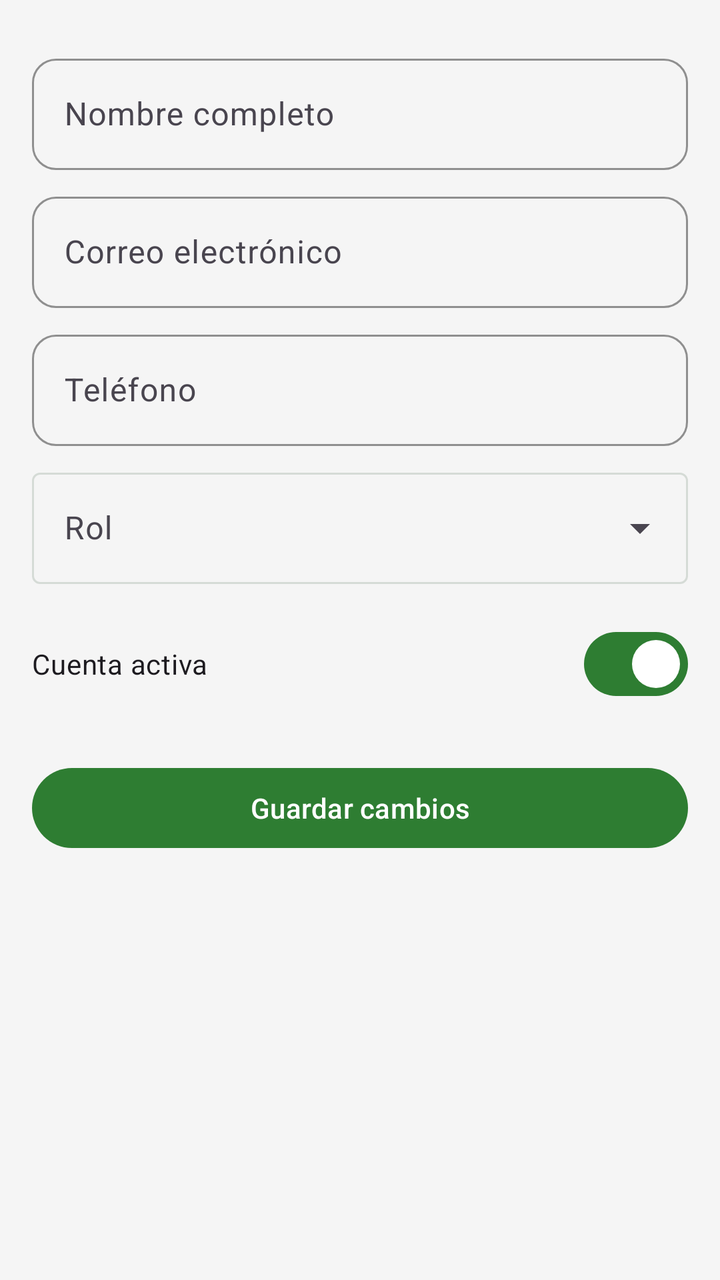
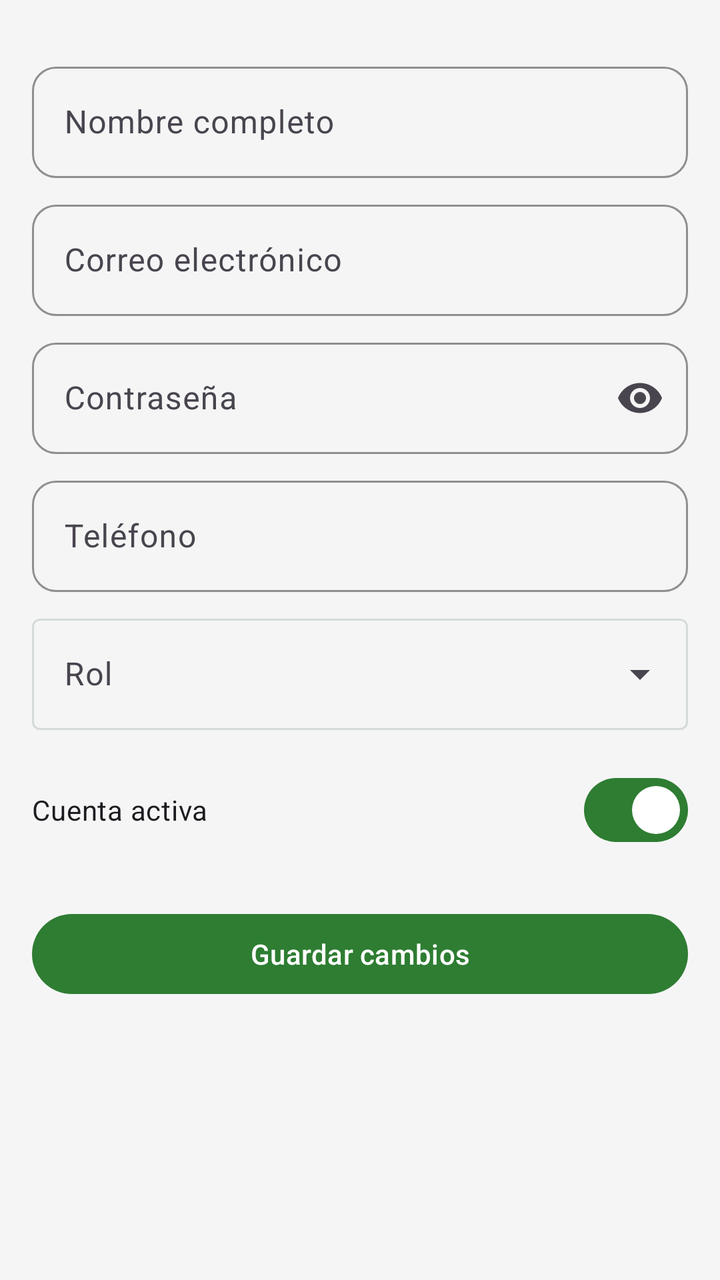

An Android layout rendered at two revisions. The XML below is the earlier revision; the diff shows what the commit changed to produce the second picture.
<!-- AndroidManifest.xml: application theme Theme.EcoMarket -->
<!-- res/layout/fragment_user_form.xml -->
<?xml version="1.0" encoding="utf-8"?>
<ScrollView xmlns:android="http://schemas.android.com/apk/res/android"
    xmlns:app="http://schemas.android.com/apk/res-auto"
    android:layout_width="match_parent"
    android:layout_height="match_parent">

    <LinearLayout
        android:layout_width="match_parent"
        android:layout_height="wrap_content"
        android:orientation="vertical"
        android:padding="@dimen/space_m">

        <com.google.android.material.textfield.TextInputLayout
            android:id="@+id/tilUfName"
            style="@style/Input.Eco"
            android:layout_width="match_parent"
            android:layout_height="wrap_content"
            android:hint="@string/hint_name">

            <com.google.android.material.textfield.TextInputEditText
                android:id="@+id/etUfName"
                android:layout_width="match_parent"
                android:layout_height="wrap_content"
                android:inputType="textPersonName" />
        </com.google.android.material.textfield.TextInputLayout>

        <com.google.android.material.textfield.TextInputLayout
            android:id="@+id/tilUfEmail"
            style="@style/Input.Eco"
            android:layout_width="match_parent"
            android:layout_height="wrap_content"
            android:hint="@string/hint_email">

            <com.google.android.material.textfield.TextInputEditText
                android:id="@+id/etUfEmail"
                android:layout_width="match_parent"
                android:layout_height="wrap_content"
                android:inputType="textEmailAddress" />
        </com.google.android.material.textfield.TextInputLayout>

        <com.google.android.material.textfield.TextInputLayout
            style="@style/Input.Eco"
            android:layout_width="match_parent"
            android:layout_height="wrap_content"
            android:hint="@string/hint_phone">

            <com.google.android.material.textfield.TextInputEditText
                android:id="@+id/etUfPhone"
                android:layout_width="match_parent"
                android:layout_height="wrap_content"
                android:inputType="phone" />
        </com.google.android.material.textfield.TextInputLayout>

        <com.google.android.material.textfield.TextInputLayout
            style="@style/Widget.Material3.TextInputLayout.OutlinedBox.ExposedDropdownMenu"
            android:layout_width="match_parent"
            android:layout_height="wrap_content"
            android:layout_marginTop="@dimen/space_s"
            android:hint="@string/hint_role">

            <com.google.android.material.textfield.MaterialAutoCompleteTextView
                android:id="@+id/acUfRole"
                android:layout_width="match_parent"
                android:layout_height="wrap_content"
                android:inputType="none" />
        </com.google.android.material.textfield.TextInputLayout>

        <com.google.android.material.materialswitch.MaterialSwitch
            android:id="@+id/switchUfActive"
            android:layout_width="match_parent"
            android:layout_height="wrap_content"
            android:layout_marginTop="@dimen/space_m"
            android:checked="true"
            android:text="@string/user_status"
            android:textAppearance="@style/Text.Body" />

        <com.google.android.material.button.MaterialButton
            android:id="@+id/btnUfSave"
            style="@style/Button.Primary"
            android:layout_width="match_parent"
            android:layout_height="wrap_content"
            android:layout_marginTop="@dimen/space_l"
            android:text="@string/action_save" />
    </LinearLayout>
</ScrollView>
<!-- resources referenced by this layout -->
<resources>
  <dimen name="space_l">24dp</dimen>
  <dimen name="space_m">16dp</dimen>
  <dimen name="space_s">8dp</dimen>
  <string name="action_save">Guardar cambios</string>
  <string name="hint_email">Correo electrónico</string>
  <string name="hint_name">Nombre completo</string>
  <string name="hint_phone">Teléfono</string>
  <string name="hint_role">Rol</string>
  <string name="user_status">Cuenta activa</string>
  <style name="Button.Primary" parent="Widget.Material3.Button">
          <item name="backgroundTint">@color/eco_green</item>
          <item name="android:textColor">@color/eco_white</item>
          <item name="android:textSize">@dimen/text_body</item>
          <item name="android:fontFamily">sans-serif-medium</item>
          <item name="android:textAllCaps">false</item>
          <item name="cornerRadius">@dimen/radius_button</item>
          <item name="android:minHeight">48dp</item>
      </style>
  <style name="Input.Eco" parent="Widget.Material3.TextInputLayout.OutlinedBox">
          <item name="boxStrokeColor">@color/eco_green</item>
          <item name="hintTextColor">@color/eco_green</item>
          <item name="boxCornerRadiusTopStart">12dp</item>
          <item name="boxCornerRadiusTopEnd">12dp</item>
          <item name="boxCornerRadiusBottomStart">12dp</item>
          <item name="boxCornerRadiusBottomEnd">12dp</item>
          <item name="android:layout_marginTop">@dimen/space_s</item>
      </style>
  <style name="Text.Body" parent="TextAppearance.Material3.BodyMedium">
          <item name="android:textSize">@dimen/text_body</item>
          <item name="android:textColor">@color/eco_text_primary</item>
      </style>
  <style name="Theme.EcoMarket" parent="Theme.Material3.Light.NoActionBar">
          <item name="colorPrimary">@color/eco_green</item>
          <item name="colorOnPrimary">@color/eco_white</item>
          <item name="colorPrimaryContainer">@color/eco_green_light</item>
          <item name="colorOnPrimaryContainer">@color/eco_green_dark</item>
          <item name="colorSecondary">@color/eco_orange</item>
          <item name="colorOnSecondary">@color/eco_white</item>
          <item name="colorSecondaryContainer">@color/eco_green_surface</item>
          <item name="colorOnSecondaryContainer">@color/eco_green_dark</item>
          <item name="colorSurface">@color/eco_background</item>
          <item name="colorOnSurface">@color/eco_text_primary</item>
          <item name="colorOutline">@color/eco_gray_border</item>
          <item name="colorError">@color/eco_error</item>
          <item name="android:colorBackground">@color/eco_gray_light</item>
          <item name="android:statusBarColor">@color/eco_green_dark</item>
          <item name="android:windowLightStatusBar">false</item>
          <item name="android:textColorPrimary">@color/eco_text_primary</item>
          <item name="android:textColorSecondary">@color/eco_text_secondary</item>
      </style>
  <color name="eco_green">#2E7D32</color>
  <color name="eco_white">#FFFFFF</color>
  <dimen name="text_body">14sp</dimen>
  <dimen name="radius_button">24dp</dimen>
  <color name="eco_text_primary">#212121</color>
  <color name="eco_green_light">#A5D6A7</color>
  <color name="eco_green_dark">#1B5E20</color>
  <color name="eco_orange">#FF7043</color>
  <color name="eco_green_surface">#E8F5E9</color>
  <color name="eco_background">#FFFFFF</color>
  <color name="eco_gray_border">#D5DBD6</color>
  <color name="eco_error">#C62828</color>
  <color name="eco_gray_light">#F5F5F5</color>
  <color name="eco_text_secondary">#5F6B62</color>
</resources>

<!-- the commit's change to res/layout/fragment_user_form.xml (unified diff, before → after) -->
@@ -9,6 +9,14 @@
         android:layout_height="wrap_content"
         android:orientation="vertical"
         android:padding="@dimen/space_m">
+
+        <com.google.android.material.progressindicator.LinearProgressIndicator
+            android:id="@+id/progress"
+            android:layout_width="match_parent"
+            android:layout_height="wrap_content"
+            android:indeterminate="true"
+            android:visibility="invisible"
+            app:indicatorColor="@color/eco_orange" />
 
         <com.google.android.material.textfield.TextInputLayout
             android:id="@+id/tilUfName"
@@ -39,6 +47,21 @@
         </com.google.android.material.textfield.TextInputLayout>
 
         <com.google.android.material.textfield.TextInputLayout
+            android:id="@+id/tilUfPassword"
+            style="@style/Input.Eco"
+            android:layout_width="match_parent"
+            android:layout_height="wrap_content"
+            android:hint="@string/hint_password"
+            app:endIconMode="password_toggle">
+
+            <com.google.android.material.textfield.TextInputEditText
+                android:id="@+id/etUfPassword"
+                android:layout_width="match_parent"
+                android:layout_height="wrap_content"
+                android:inputType="textPassword" />
+        </com.google.android.material.textfield.TextInputLayout>
+
+        <com.google.android.material.textfield.TextInputLayout
             style="@style/Input.Eco"
             android:layout_width="match_parent"
             android:layout_height="wrap_content"
@@ -65,6 +88,21 @@
                 android:inputType="none" />
         </com.google.android.material.textfield.TextInputLayout>
 
+        <com.google.android.material.textfield.TextInputLayout
+            android:id="@+id/tilUfBusiness"
+            style="@style/Input.Eco"
+            android:layout_width="match_parent"
+            android:layout_height="wrap_content"
+            android:hint="@string/hint_business"
+            android:visibility="gone">
+
+            <com.google.android.material.textfield.TextInputEditText
+                android:id="@+id/etUfBusiness"
+                android:layout_width="match_parent"
+                android:layout_height="wrap_content"
+                android:inputType="textCapWords" />
+        </com.google.android.material.textfield.TextInputLayout>
+
         <com.google.android.material.materialswitch.MaterialSwitch
             android:id="@+id/switchUfActive"
             android:layout_width="match_parent"
<!-- resource entries referenced after the edit -->
@@ -4,8 +4,10 @@
   <dimen name="space_m">16dp</dimen>
   <dimen name="space_s">8dp</dimen>
   <string name="action_save">Guardar cambios</string>
+  <string name="hint_business">Nombre del negocio o finca</string>
   <string name="hint_email">Correo electrónico</string>
   <string name="hint_name">Nombre completo</string>
+  <string name="hint_password">Contraseña</string>
   <string name="hint_phone">Teléfono</string>
   <string name="hint_role">Rol</string>
   <string name="user_status">Cuenta activa</string>
